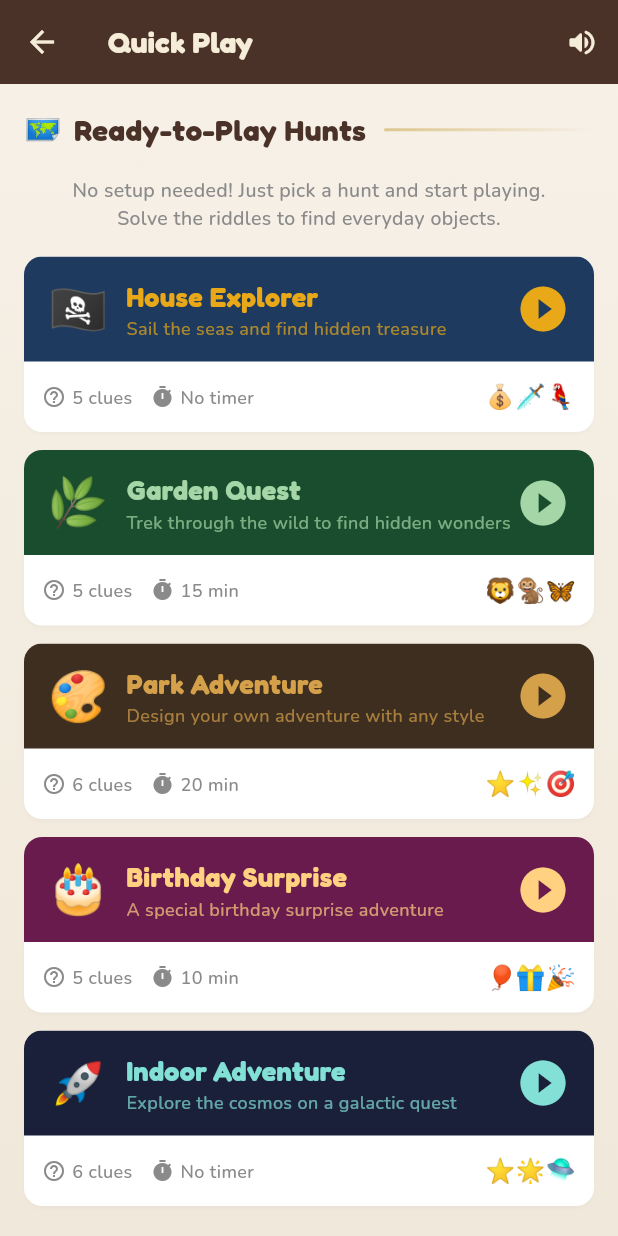
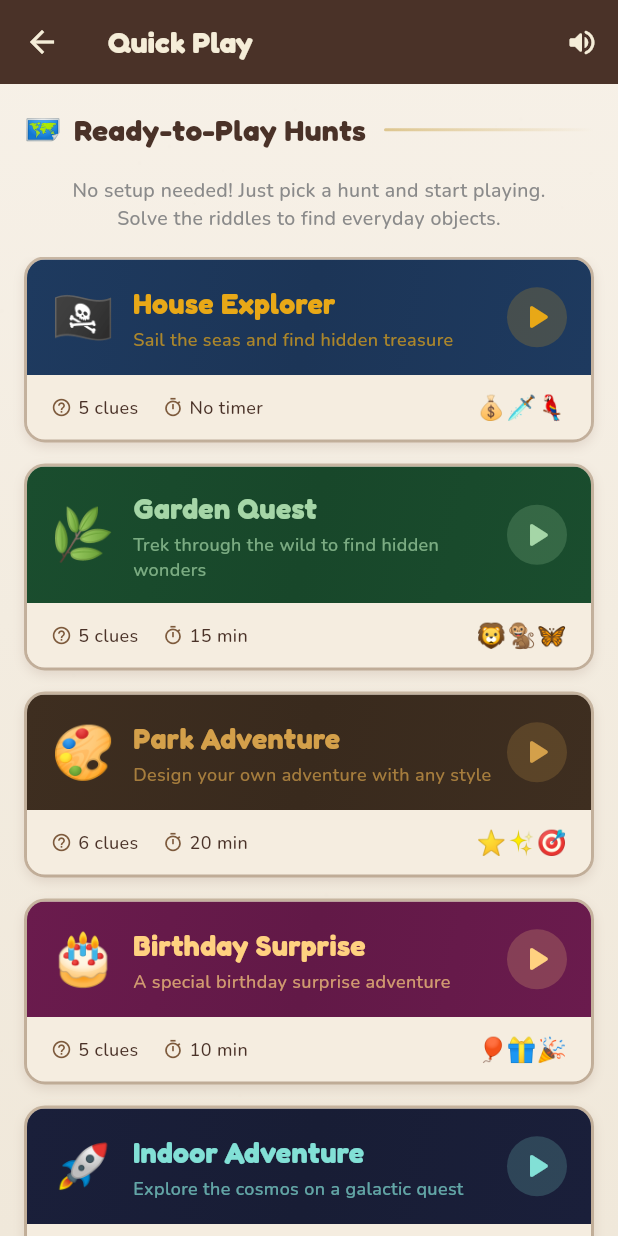
Before and after one commit to saturn1888/saturn1888, a Flutter app: the QuickPlayScreen screen opened by its route, on a phone screen of 412 x 824 dp. Run offline on Flutter 3.47's test engine with Material 3 defaults, Android fonts, the phone set to English and light mode, and no system bars; our stand-ins replace audioplayers, cloud_firestore, confetti, firebase_core, firebase_storage, google_fonts and 5 more; missing offline and left inert: mobile_scanner; accounts and stored records are empty.

Commit message:
Restyle hunt cards with adventure borders across all list screens
Quick Play cards:
- Wooden border (brown with 2px width) around each card
- Theme-coloured banner with subtle gradient for depth
- Play button in circular accent container
- Parchment-coloured detail bar at bottom
- Drop shadow for lifted effect

Play Select & Manage Hunts cards:
- Same wooden border treatment (brown 1.5px + shadow)
- Rounded corners matching adventure theme
- Removed "swipe to delete" hint text (cleaner)
- Consistent with Quick Play card styling

All hunt list screens now have matching bordered card style
that feels like notices pinned to a wooden board.

https://claude.ai/code/session_017Aw2r6LuaKG11VTUwd3Kn5

```diff
--- a/lib/screens/quick_play_screen.dart
+++ b/lib/screens/quick_play_screen.dart
@@ -78,21 +78,49 @@ class _HuntCard extends StatelessWidget {
 
   @override
   Widget build(BuildContext context) {
-    return Card(
-      margin: const EdgeInsets.only(bottom: 12),
-      clipBehavior: Clip.antiAlias,
-      child: InkWell(
+    return GestureDetector(
       onTap: onPlay,
+      child: Container(
+        margin: const EdgeInsets.only(bottom: 14),
+        decoration: BoxDecoration(
+          borderRadius: BorderRadius.circular(14),
+          border: Border.all(
+            color: const Color(0xFF8B6B4A).withOpacity(0.4),
+            width: 2,
+          ),
+          boxShadow: [
+            BoxShadow(
+              color: Colors.brown.withOpacity(0.15),
+              blurRadius: 6,
+              offset: const Offset(0, 3),
+            ),
+          ],
+        ),
+        child: ClipRRect(
+          borderRadius: BorderRadius.circular(12),
           child: Column(
             children: [
-            // Theme header strip
+              // Theme header — rich coloured banner
               Container(
                 width: double.infinity,
-              padding: const EdgeInsets.symmetric(horizontal: 16, vertical: 12),
+                padding:
+                    const EdgeInsets.symmetric(horizontal: 16, vertical: 14),
+                decoration: BoxDecoration(
                   color: theme.backgroundColor,
+                  // Subtle wood grain effect via gradient
+                  gradient: LinearGradient(
+                    begin: Alignment.topLeft,
+                    end: Alignment.bottomRight,
+                    colors: [
+                      theme.backgroundColor,
+                      Color.lerp(theme.backgroundColor, Colors.black, 0.08)!,
+                      theme.backgroundColor,
+                    ],
+                  ),
+                ),
                 child: Row(
                   children: [
-                  Text(theme.emoji, style: const TextStyle(fontSize: 32)),
+                    Text(theme.emoji, style: const TextStyle(fontSize: 34)),
                     const SizedBox(width: 12),
                     Expanded(
                       child: Column(
@@ -101,8 +129,9 @@ class _HuntCard extends StatelessWidget {
                           Text(
                             hunt.name,
                             style: AppTheme.heading(
-                              size: 18, color: theme.accentColor),
+                                size: 19, color: theme.accentColor),
                           ),
+                          const SizedBox(height: 2),
                           Text(
                             theme.description,
                             style: AppTheme.caption(
@@ -112,27 +141,45 @@ class _HuntCard extends StatelessWidget {
                         ],
                       ),
                     ),
-                  Icon(Icons.play_circle_fill,
-                      color: theme.accentColor, size: 36),
+                    Container(
+                      width: 40,
+                      height: 40,
+                      decoration: BoxDecoration(
+                        color: theme.accentColor.withOpacity(0.2),
+                        shape: BoxShape.circle,
+                      ),
+                      child: Icon(Icons.play_arrow_rounded,
+                          color: theme.accentColor, size: 28),
+                    ),
                   ],
                 ),
               ),
-            // Hunt details
-            Padding(
-              padding: const EdgeInsets.all(12),
+              // Details bar — parchment coloured
+              Container(
+                width: double.infinity,
+                padding:
+                    const EdgeInsets.symmetric(horizontal: 16, vertical: 10),
+                color: const Color(0xFFF5EDE0),
                 child: Row(
                   children: [
-                  _detailChip(Icons.help_outline,
-                      '${hunt.clues.length} clues'),
-                  const SizedBox(width: 12),
-                  _detailChip(
-                    Icons.timer,
+                    Icon(Icons.help_outline,
+                        size: 14, color: AppTheme.leather),
+                    const SizedBox(width: 4),
+                    Text('${hunt.clues.length} clues',
+                        style: AppTheme.caption(
+                            size: 12, color: AppTheme.warmBrown)),
+                    const SizedBox(width: 16),
+                    Icon(Icons.timer_outlined,
+                        size: 14, color: AppTheme.leather),
+                    const SizedBox(width: 4),
+                    Text(
                       hunt.timerMinutes != null
                           ? '${hunt.timerMinutes} min'
                           : 'No timer',
+                      style: AppTheme.caption(
+                          size: 12, color: AppTheme.warmBrown),
                     ),
                     const Spacer(),
-                  // Decorative emojis
                     Row(
                       children: theme.decorativeEmojis
                           .take(3)
@@ -146,17 +193,7 @@ class _HuntCard extends StatelessWidget {
             ],
           ),
         ),
-    );
-  }
-
-  Widget _detailChip(IconData icon, String label) {
-    return Row(
-      mainAxisSize: MainAxisSize.min,
-      children: [
-        Icon(icon, size: 16, color: AppTheme.subtleGrey),
-        const SizedBox(width: 4),
-        Text(label, style: AppTheme.caption(size: 12)),
-      ],
+      ),
     );
   }
 }
```
Also changed, not shown: lib/screens/manage_hunts_screen.dart (+19 -15 lines), lib/screens/play_select_screen.dart (+19 -15 lines). Lines whose indentation alone changed are shown as unchanged.
